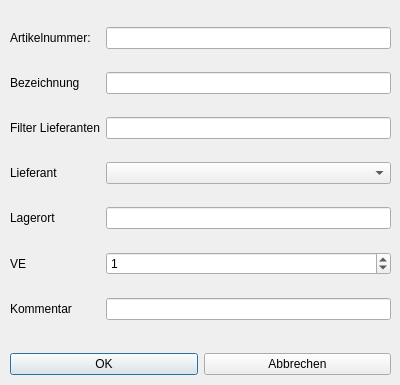
Qt form dialog_artikel.ui (15831944/CBrain) before a commit.
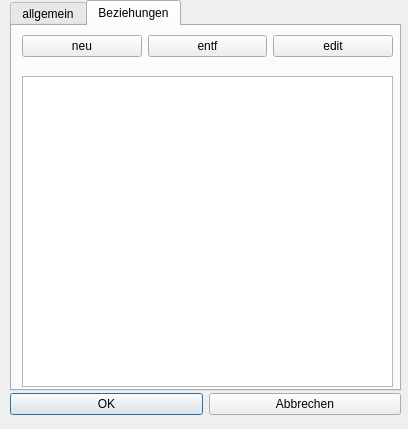
The same form after that commit. The open tabs and pages were chosen to show the change.

Diff of the .ui file:
```diff
--- a/dialog_artikel.ui
+++ b/dialog_artikel.ui
@@ -6,8 +6,8 @@
    <rect>
     <x>0</x>
     <y>0</y>
-    <width>400</width>
-    <height>385</height>
+    <width>408</width>
+    <height>429</height>
    </rect>
   </property>
   <property name="windowTitle">
@@ -20,6 +20,48 @@
    <property name="geometry">
     <rect>
      <x>10</x>
+     <y>390</y>
+     <width>391</width>
+     <height>29</height>
+    </rect>
+   </property>
+   <layout class="QHBoxLayout" name="horizontalLayout">
+    <item>
+     <widget class="QPushButton" name="pushButton_ok">
+      <property name="text">
+       <string>OK</string>
+      </property>
+     </widget>
+    </item>
+    <item>
+     <widget class="QPushButton" name="pushButton_cancel">
+      <property name="text">
+       <string>Abbrechen</string>
+      </property>
+     </widget>
+    </item>
+   </layout>
+  </widget>
+  <widget class="QTabWidget" name="tabWidget">
+   <property name="geometry">
+    <rect>
+     <x>10</x>
+     <y>0</y>
+     <width>391</width>
+     <height>391</height>
+    </rect>
+   </property>
+   <property name="currentIndex">
+    <number>0</number>
+   </property>
+   <widget class="QWidget" name="tab">
+    <attribute name="title">
+     <string>allgemein</string>
+    </attribute>
+    <widget class="QWidget" name="layoutWidget">
+     <property name="geometry">
+      <rect>
+       <x>0</x>
      <y>10</y>
      <width>381</width>
      <height>331</height>
@@ -105,31 +147,55 @@
     </item>
    </layout>
   </widget>
-  <widget class="QWidget" name="layoutWidget">
+   </widget>
+   <widget class="QWidget" name="tab_2">
+    <attribute name="title">
+     <string>Beziehungen</string>
+    </attribute>
+    <widget class="QListWidget" name="listWidget_beziehung">
    <property name="geometry">
     <rect>
      <x>10</x>
-     <y>350</y>
-     <width>381</width>
-     <height>29</height>
-    </rect>
-   </property>
-   <layout class="QHBoxLayout" name="horizontalLayout">
+       <y>50</y>
+       <width>371</width>
+       <height>311</height>
+      </rect>
+     </property>
+    </widget>
+    <widget class="QWidget" name="">
+     <property name="geometry">
+      <rect>
+       <x>10</x>
+       <y>0</y>
+       <width>371</width>
+       <height>41</height>
+      </rect>
+     </property>
+     <layout class="QHBoxLayout" name="horizontalLayout_2">
     <item>
-     <widget class="QPushButton" name="pushButton_ok">
+       <widget class="QPushButton" name="pushButton_beziehung_new">
       <property name="text">
-       <string>OK</string>
+         <string>neu</string>
       </property>
      </widget>
     </item>
     <item>
-     <widget class="QPushButton" name="pushButton_cancel">
+       <widget class="QPushButton" name="pushButton_beziehung_delete">
       <property name="text">
-       <string>Abbrechen</string>
+         <string>entf</string>
+        </property>
+       </widget>
+      </item>
+      <item>
+       <widget class="QPushButton" name="pushButton_beziehung_edit">
+        <property name="text">
+         <string>edit</string>
       </property>
      </widget>
     </item>
    </layout>
+    </widget>
+   </widget>
   </widget>
  </widget>
  <tabstops>
```
Lines whose indentation alone changed are shown as unchanged.
